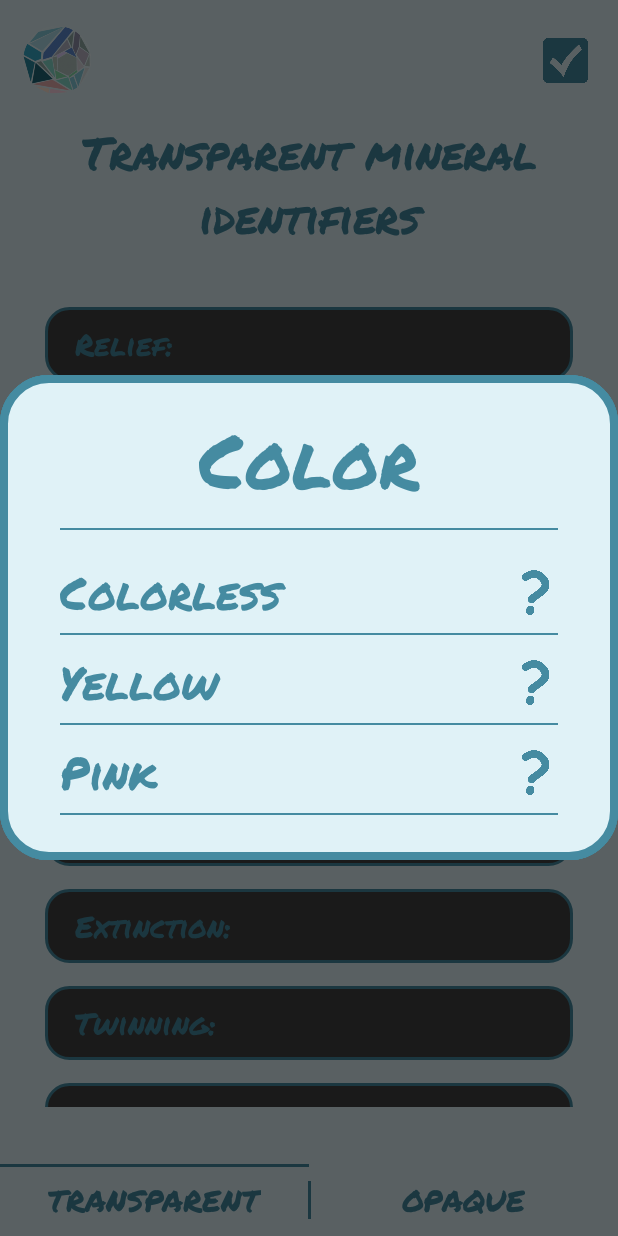
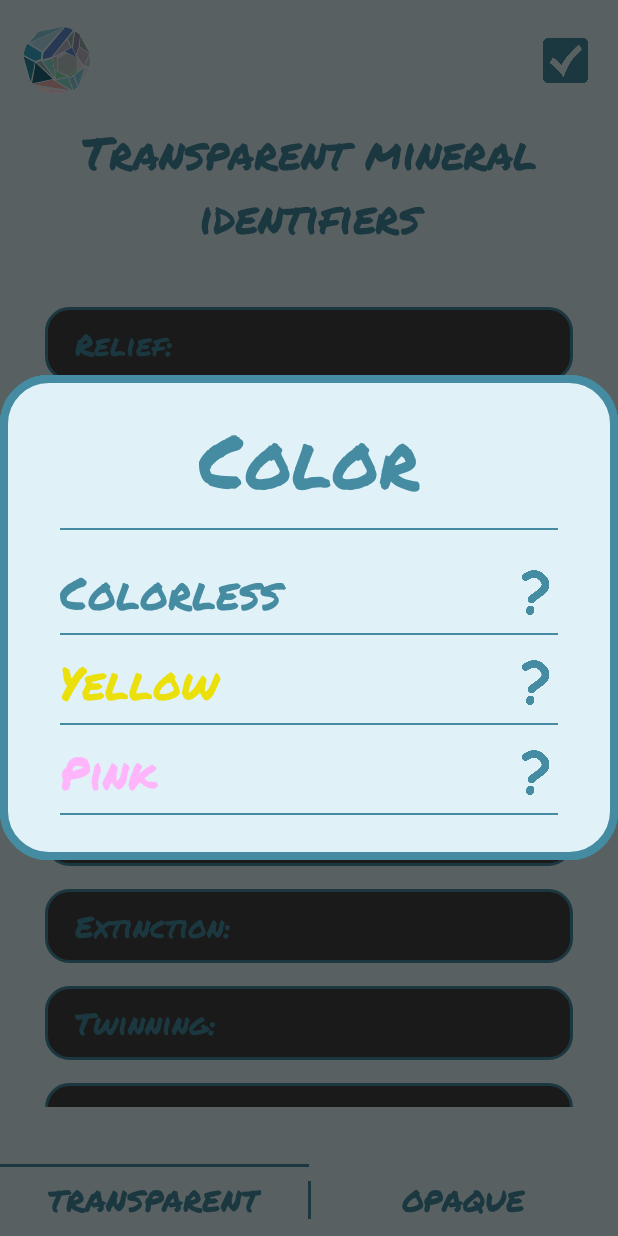
Before and after one commit to noahalerm/Minescope, an Android app: the fragment FiltersFragment shown on its own in the app's theme, after a tap on "Color:", on a phone screen of 412 x 824 dp. Run offline under Robolectric (Android 15) with nearby library versions, the light colour scheme and no system bars.

Commit message:
Filter Colors

```diff
--- a/app/src/main/java/com/example/minescope/ui/adapters/FilterOptionsAdapter.kt
+++ b/app/src/main/java/com/example/minescope/ui/adapters/FilterOptionsAdapter.kt
@@ -62,6 +62,21 @@
         fun bindData(option: FilterOption, textView: TextView, filter: String, dialog: AlertDialog) {
             optionText.text = option.name
 
+            if (option.name == "White")
+                optionText.setTextColor(Color.parseColor("#ffffff"))
+            if (option.name == "Yellow")
+                optionText.setTextColor(Color.parseColor("#ebdf0c"))
+            if (option.name == "Pink")
+                optionText.setTextColor(Color.parseColor("#ffb5fa"))
+            if (option.name == "Blue")
+                optionText.setTextColor(Color.parseColor("#3690ff"))
+            if (option.name == "Green")
+                optionText.setTextColor(Color.parseColor("#1bd127"))
+            if (option.name == "Brown")
+                optionText.setTextColor(Color.parseColor("#a85f27"))
+            if (option.name == "Gray")
+                optionText.setTextColor(Color.parseColor("#8a8a8a"))
+
             //ON CLICK
             //Option Text
             optionText.setOnClickListener {
```
